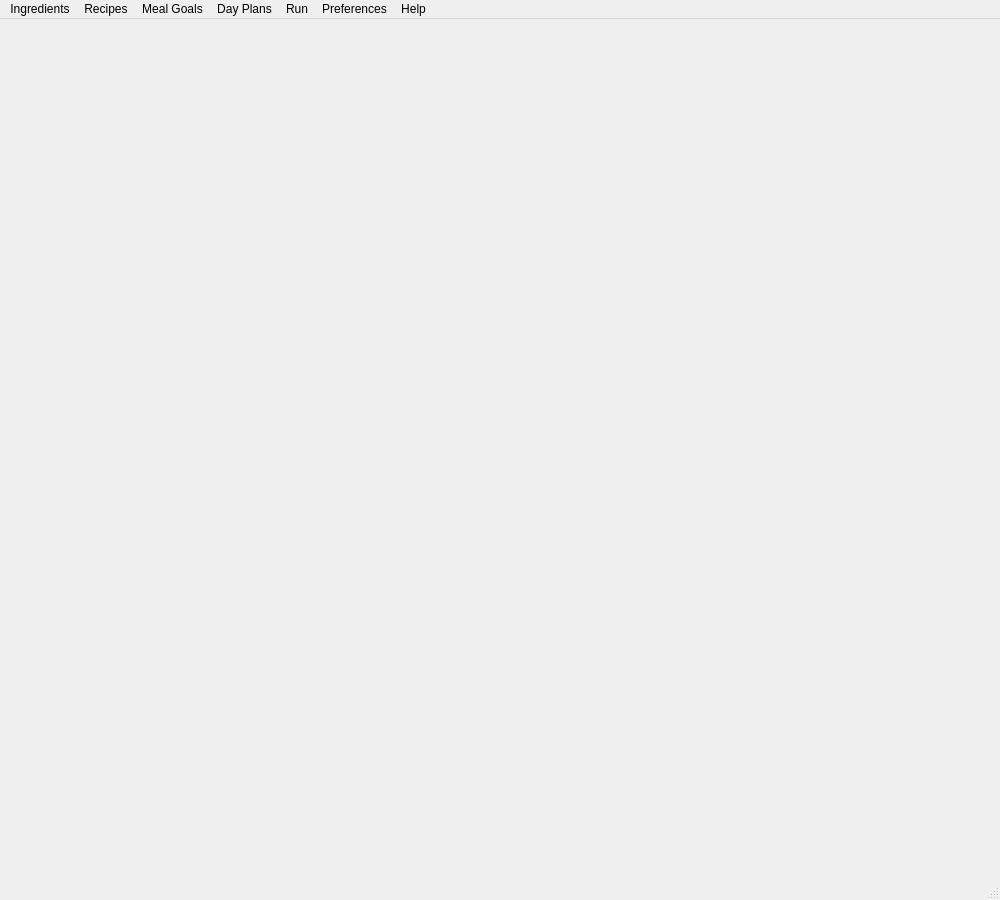
JamesAIzzard/codiet, file app/mainwindow.ui: the form before one commit.
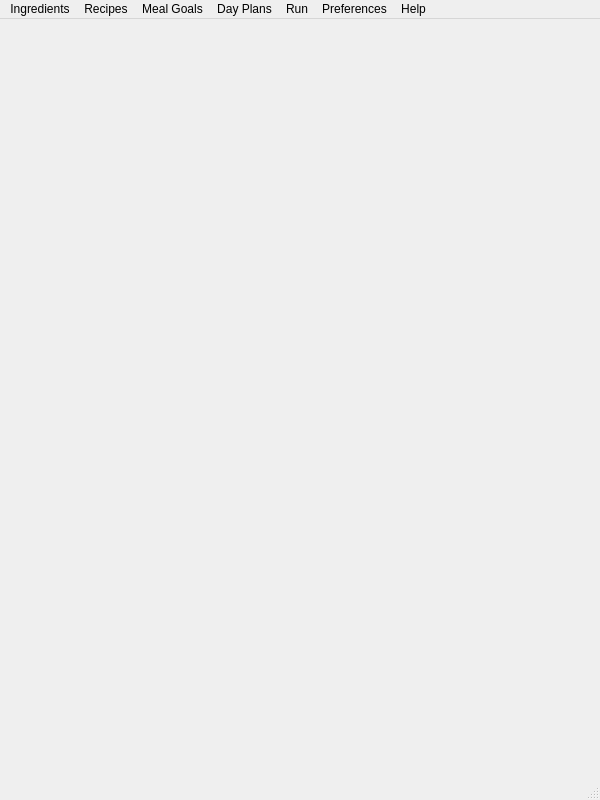
The form after the commit. Icons and pictures are not drawn.

Commit message: Fixes ingredient editor layout behaviour.

What changed in the file:
```diff
--- a/app/mainwindow.ui
+++ b/app/mainwindow.ui
@@ -6,8 +6,8 @@
    <rect>
     <x>0</x>
     <y>0</y>
-    <width>1000</width>
-    <height>900</height>
+    <width>600</width>
+    <height>800</height>
    </rect>
   </property>
   <property name="sizePolicy">
@@ -54,7 +54,7 @@
     <rect>
      <x>0</x>
      <y>0</y>
-     <width>1000</width>
+     <width>600</width>
      <height>25</height>
     </rect>
    </property>
```
The commit also changes 7 other files.
